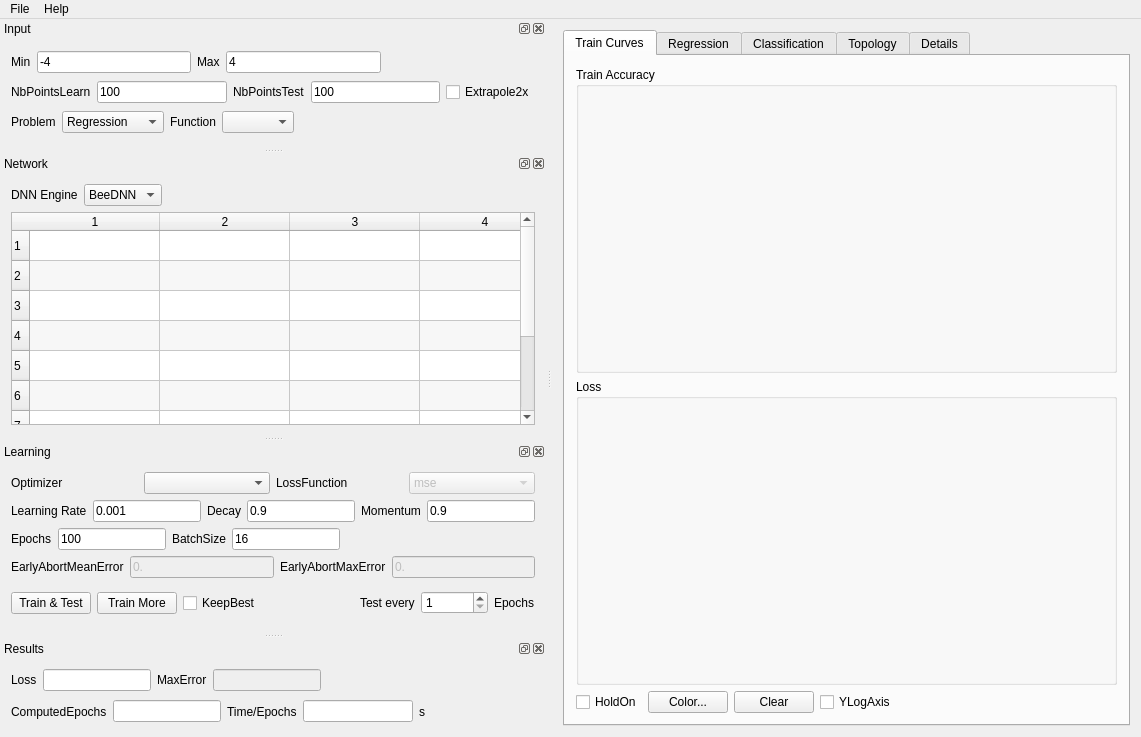
Before: the Qt Designer form src/DNNLab/mainwindow.ui in edeforas/BeeDNN, drawn with Qt 5.
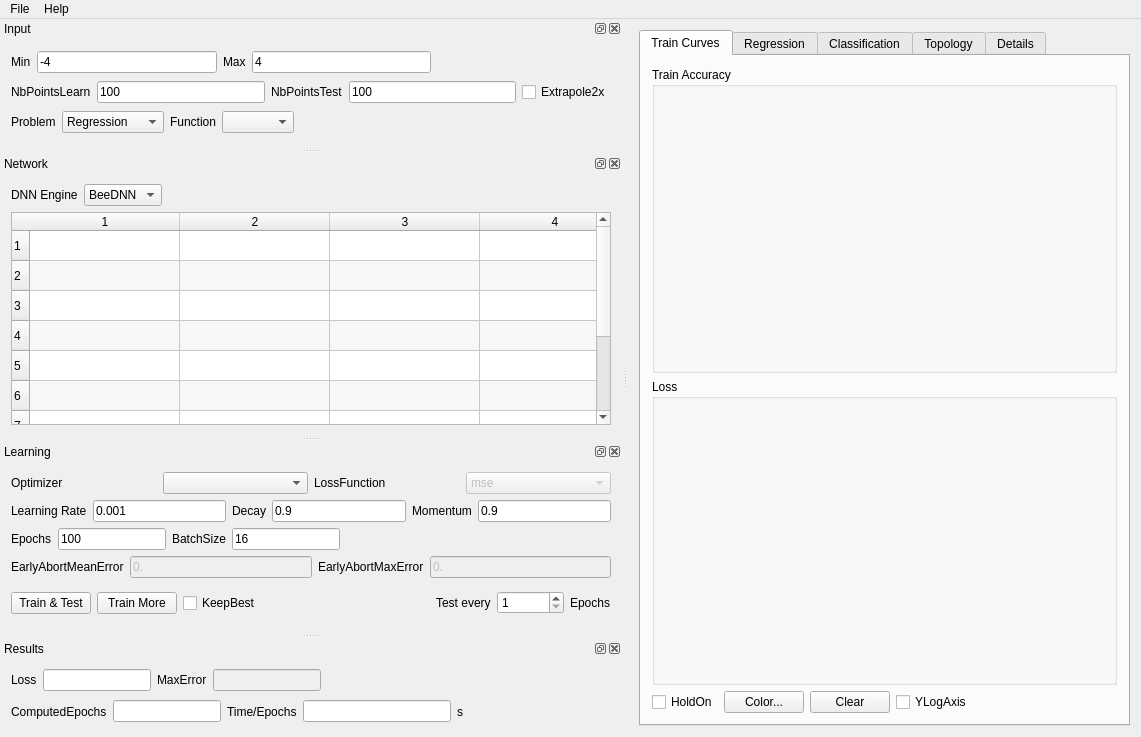
After: the same form once the commit is applied.

```diff
--- a/src/DNNLab/mainwindow.ui
+++ b/src/DNNLab/mainwindow.ui
@@ -457,7 +457,7 @@
        </property>
        <property name="minimumSize">
         <size>
-         <width>520</width>
+         <width>600</width>
          <height>0</height>
         </size>
        </property>
@@ -486,7 +486,7 @@
         <number>4</number>
        </property>
        <attribute name="horizontalHeaderDefaultSectionSize">
-        <number>130</number>
+        <number>150</number>
        </attribute>
        <attribute name="horizontalHeaderMinimumSectionSize">
         <number>130</number>
```
